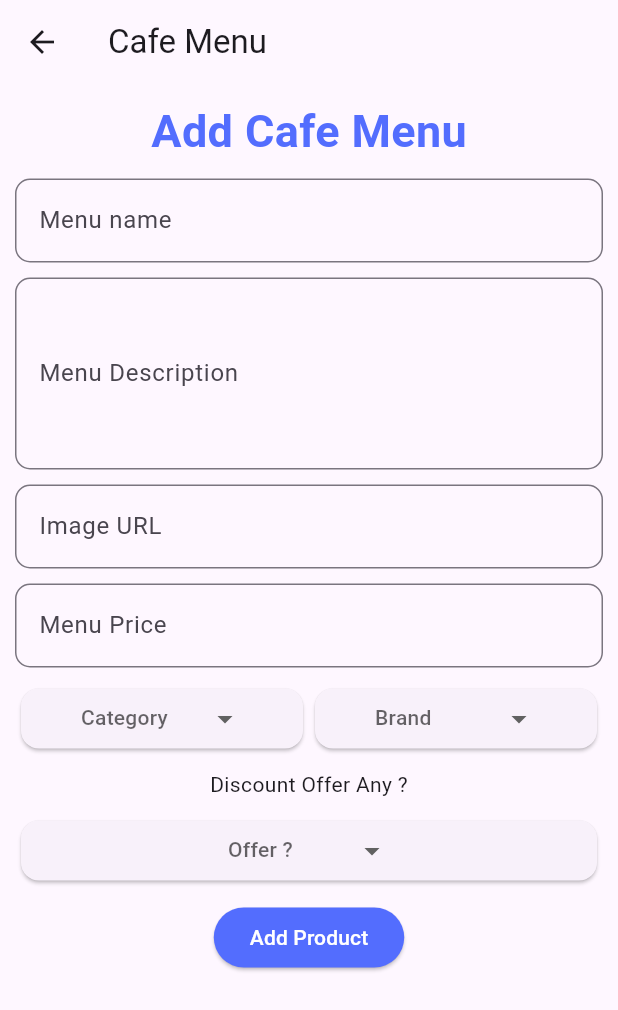
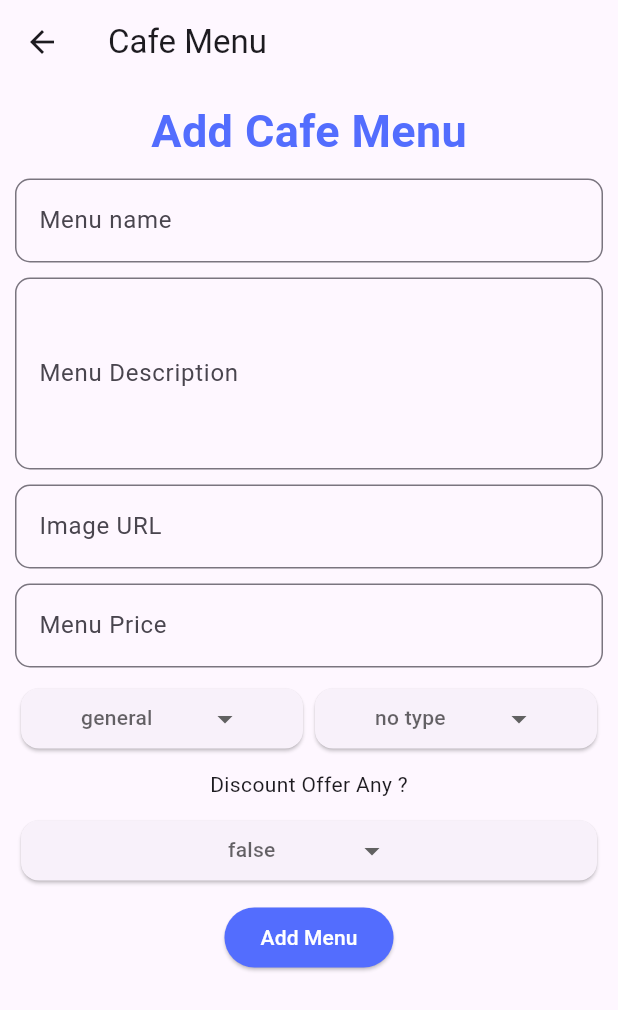
Before and after one commit to sagar816/cafe_admin_01, a Flutter app: the screen it shows after launch, after a tap on the "add" icon, on a phone screen of 412 x 824 dp. Shown: the top 1010 px of the screen. Run offline on Flutter 3.47's test engine with Material 3 defaults, Android fonts, the phone set to English and light mode, and no system bars; drawn by our look-alikes of dropdown_button2; our stand-ins replace cloud_firestore, firebase_core, get; accounts and stored records are empty.

Commit message:
commit 29th april

```diff
--- a/lib/controller/home_controller.dart
+++ b/lib/controller/home_controller.dart
@@ -1,11 +1,29 @@
+import 'package:cafe_admin_01/model/menu/menu.dart';
+import 'package:cloud_firestore/cloud_firestore.dart';
+import 'package:flutter/material.dart';
 import 'package:get/get.dart';
 
 class HomeController extends GetxController {
   // String test = "test String";
 
+  FirebaseFirestore firestore = FirebaseFirestore.instance;
+  late CollectionReference menuCollection;
+
+  TextEditingController menuNameCtrl = TextEditingController();
+  TextEditingController menuDescriptionCtrl = TextEditingController();
+  TextEditingController menuImgCtrl = TextEditingController();
+  TextEditingController menuPriceCtrl = TextEditingController();
+
+  String category = 'general';
+  String type = 'no type';
+  bool discount = false;
+
+  List<Menu> menus = [];
+
   @override
-  void onInit() {
-    // TODO: implement onInit
+  Future<void> onInit() async {
+    menuCollection = firestore.collection('menus');
+    await fetchMenus();
     super.onInit();
   }
 
@@ -13,5 +31,56 @@ class HomeController extends GetxController {
   //   print(test);
   // }
 
+  addMenu() {
+    try {
+      DocumentReference doc = menuCollection.doc();
+      Menu menu = Menu(
+        id: doc.id,
+        name: menuNameCtrl.text,
+        category: category,
+        description: menuDescriptionCtrl.text,
+        price: double.tryParse(menuPriceCtrl.text),
+        type: type,
+        image: menuImgCtrl.text,
+        discount: discount,
+      );
+      final menuJson = menu.toJson();
+      doc.set(menuJson);
+      Get.snackbar('Success', 'Menu Added Successfully',
+          colorText: Colors.green);
+      setValuesDefault();
+    } catch (e) {
+      Get.snackbar('Error', e.toString(), colorText: Colors.red);
+      print(e);
+    }
+  }
 
+  fetchMenus() async {
+    try {
+      QuerySnapshot menuSnapshot = await menuCollection.get();
+      final List<Menu> retrievedMenus = menuSnapshot.docs
+          .map((doc) => Menu.fromJson(doc.data() as Map<String, dynamic>))
+          .toList();
+      menus.clear();
+      menus.assignAll(retrievedMenus);
+      Get.snackbar('Success', 'Menu fetched Successfully',
+          colorText: Colors.blue);
+    } catch (e) {
+      Get.snackbar('Error', e.toString(), colorText: Colors.red);
+      print(e);
+    } finally {
+      update();
+    }
+  }
+
+  setValuesDefault() {
+    menuNameCtrl.clear();
+    menuPriceCtrl.clear();
+    menuDescriptionCtrl.clear();
+    menuImgCtrl.clear();
+    category = "general";
+    type = "no-type";
+    discount = false;
+    update();
+  }
 }
--- a/lib/main.dart
+++ b/lib/main.dart
@@ -6,9 +6,9 @@ import 'package:firebase_core/firebase_core.dart';
 import 'package:flutter/material.dart';
 import 'package:get/get.dart';
 
-void main() {
+Future<void> main() async {
   WidgetsFlutterBinding.ensureInitialized();
-  Firebase.initializeApp(options: firebaseOptions);
+  await Firebase.initializeApp(options: firebaseOptions);
 
   // registering my controller
   Get.put(HomeController());
--- /dev/null
+++ b/lib/model/menu/menu.dart
@@ -0,0 +1,44 @@
+import 'package:json_annotation/json_annotation.dart';
+part 'menu.g.dart';
+
+@JsonSerializable()
+class Menu {
+  @JsonKey(name: "id")
+  String? id;
+
+  @JsonKey(name: "name")
+  String? name;
+
+  @JsonKey(name: "description")
+  String? description;
+
+  @JsonKey(name: "category")
+  String? category;
+
+  @JsonKey(name: "image")
+  String? image;
+
+  @JsonKey(name: "price")
+  double? price;
+
+  @JsonKey(name: "type")
+  String? type;
+
+  @JsonKey(name: "discount")
+  bool? discount;
+
+  Menu({
+    this.id,
+    this.name,
+    this.description,
+    this.category,
+    this.image,
+    this.discount,
+    this.price,
+    this.type,
+  });
+
+  factory Menu.fromJson(Map<String, dynamic> json) => _$MenuFromJson(json);
+
+  Map<String, dynamic> toJson() => _$MenuToJson(this);
+}
--- a/lib/pages/add_product_page.dart
+++ b/lib/pages/add_product_page.dart
@@ -1,6 +1,5 @@
 import 'package:cafe_admin_01/controller/home_controller.dart';
 import 'package:cafe_admin_01/widgets/drop_down_btn.dart';
-import 'package:dropdown_button2/dropdown_button2.dart';
 import 'package:flutter/material.dart';
 import 'package:get/get.dart';
 
@@ -31,6 +30,7 @@ class AddProductPage extends StatelessWidget {
                             fontWeight: FontWeight.bold)),
                     SizedBox(height: 10),
                     TextField(
+                      controller: ctrl.menuNameCtrl,
                       decoration: InputDecoration(
                           border: OutlineInputBorder(
                               borderRadius: BorderRadius.circular(10)),
@@ -39,6 +39,7 @@ class AddProductPage extends StatelessWidget {
                     ),
                     SizedBox(height: 10),
                     TextField(
+                      controller: ctrl.menuDescriptionCtrl,
                       decoration: InputDecoration(
                           border: OutlineInputBorder(
                               borderRadius: BorderRadius.circular(10)),
@@ -48,6 +49,7 @@ class AddProductPage extends StatelessWidget {
                     ),
                     SizedBox(height: 10),
                     TextField(
+                      controller: ctrl.menuImgCtrl,
                       decoration: InputDecoration(
                           border: OutlineInputBorder(
                               borderRadius: BorderRadius.circular(10)),
@@ -56,6 +58,7 @@ class AddProductPage extends StatelessWidget {
                     ),
                     SizedBox(height: 10),
                     TextField(
+                      controller: ctrl.menuPriceCtrl,
                       decoration: InputDecoration(
                           border: OutlineInputBorder(
                               borderRadius: BorderRadius.circular(10)),
@@ -67,18 +70,22 @@ class AddProductPage extends StatelessWidget {
                       children: [
                         Flexible(
                             child: DropDownBtn(
-                          items: ['Cate1', 'Cate2', 'Cate3'],
-                          selectedItemText: 'Category',
+                          items: ['Food', 'Drinks', 'Meal'],
+                          selectedItemText: ctrl.category,
                           onSelected: (selectedValue) {
-                            print(selectedValue);
+                            ctrl.category = selectedValue ?? 'general';
+                            ctrl.update();
+                            // print(selectedValue);
                           },
                         )),
                         Flexible(
                             child: DropDownBtn(
-                          items: ['Brand1', 'Brand2', 'Brand3'],
-                          selectedItemText: 'Brand',
+                          items: ['Type1', 'Type2', 'Type3'],
+                          selectedItemText: ctrl.type,
                           onSelected: (selectedValue) {
-                            print(selectedValue);
+                            ctrl.type = selectedValue ?? 'No Type';
+                            ctrl.update();
+                            // print(selectedValue);
                           },
                         )),
                       ],
@@ -88,9 +95,12 @@ class AddProductPage extends StatelessWidget {
                     SizedBox(height: 10),
                     DropDownBtn(
                       items: ['true', 'false'],
-                      selectedItemText: 'Offer ?',
+                      selectedItemText: ctrl.discount.toString(),
                       onSelected: (selectedValue) {
-                        print(selectedValue);
+                        ctrl.discount =
+                            bool.tryParse(selectedValue ?? 'false') ?? false;
+                        ctrl.update();
+                        // print(selectedValue);
                       },
                     ),
                     SizedBox(height: 10),
@@ -98,8 +108,10 @@ class AddProductPage extends StatelessWidget {
                         style: ElevatedButton.styleFrom(
                             backgroundColor: Colors.indigoAccent,
                             foregroundColor: Colors.white),
-                        onPressed: () {},
-                        child: Text("Add Product"))
+                        onPressed: () {
+                          ctrl.addMenu();
+                        },
+                        child: Text("Add Menu"))
                   ],
                 ),
               ),
--- a/lib/pages/home_page.dart
+++ b/lib/pages/home_page.dart
@@ -17,11 +17,13 @@ class HomePage extends StatelessWidget {
               title: Text('CafeApp Admin'),
             ),
             body: ListView.builder(
-              itemCount: 10,
+              // itemCount: 10,
+              itemCount: ctrl.menus.length,
               itemBuilder: (context, index) {
                 return ListTile(
-                  title: Text('Title'),
-                  subtitle: Text('Price : 100'),
+                  title: Text(ctrl.menus[index].name ?? ''),
+                  // title: Text('Ram'),
+                  subtitle: Text((ctrl.menus[index].price ?? 0).toString()),
                   trailing: IconButton(
                     icon: Icon(Icons.delete),
                     onPressed: () {
--- a/pubspec.yaml
+++ b/pubspec.yaml
@@ -24,6 +24,8 @@ dependencies:
   cupertino_icons: ^1.0.2
 
 dev_dependencies:
+  json_serializable: ^6.7.1
+  build_runner: ^2.4.9
   flutter_test:
     sdk: flutter
 
```
Also changed, not shown: lib/model/menu/menu.g.dart (added), pubspec.lock.
